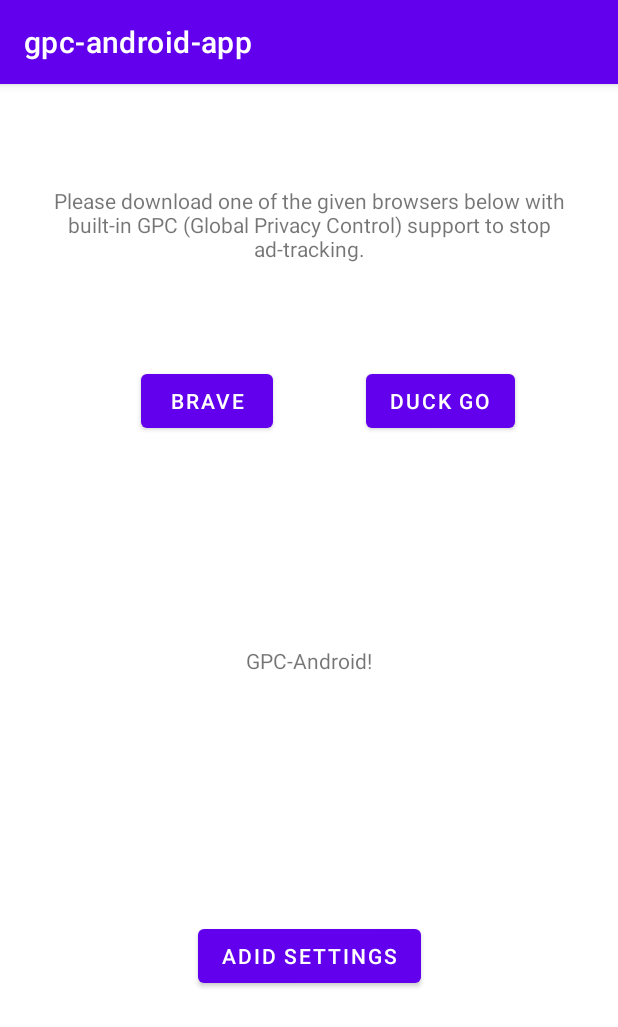
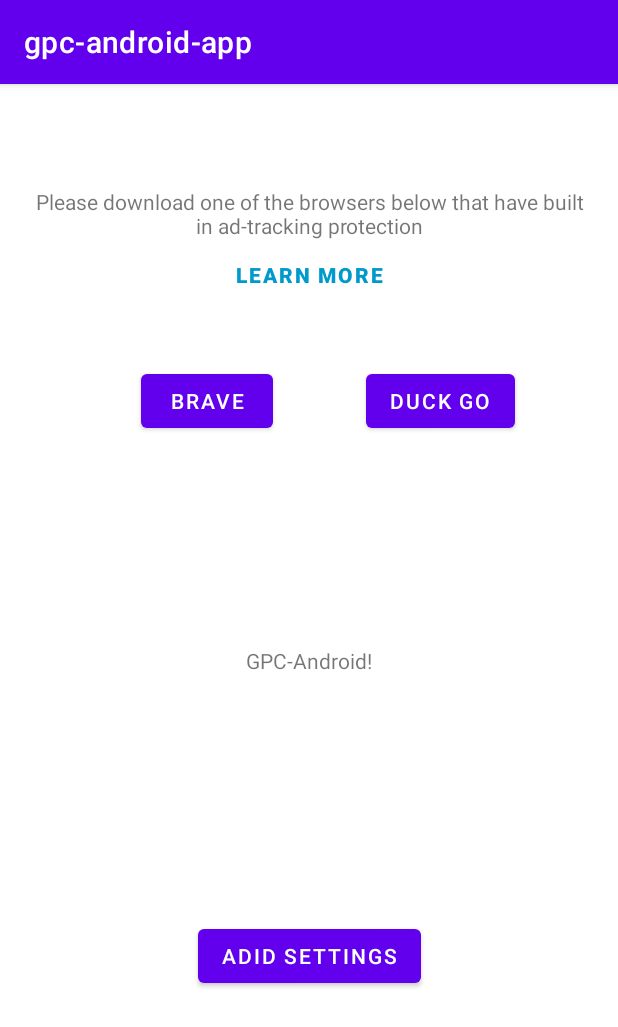
Before and after one commit to privacy-tech-lab/gpc-android, an Android app: the screen it shows after launch (MainActivity), on a phone screen of 412 x 824 dp. Shown: the top 1027 px of the screen. Run offline under Robolectric (Android 15) with nearby library versions, the phone set to English and light mode, and no system bars; our stand-ins replace AdMob.

Commit message:
Updated explanation for GPC-browsers

```diff
--- a/gpc-android-app/app/src/main/res/layout/activity_main.xml
+++ b/gpc-android-app/app/src/main/res/layout/activity_main.xml
@@ -55,11 +55,30 @@
         android:layout_width="wrap_content"
         android:layout_height="wrap_content"
         android:paddingHorizontal="20dp"
-        android:text="Please download one of the given browsers below with built-in GPC (Global Privacy Control) support to stop ad-tracking."
+        android:text= "Please download one of the browsers below that have built in ad-tracking protection"
         android:textAlignment="center"
         app:layout_constraintBottom_toTopOf="@+id/brave_btn"
         app:layout_constraintEnd_toEndOf="parent"
         app:layout_constraintStart_toStartOf="parent"
-        app:layout_constraintTop_toTopOf="parent" />
+        app:layout_constraintTop_toTopOf="parent"
+        app:layout_constraintVertical_bias="0.45" />
+
+    <Button
+        android:id="@+id/learn_more_button"
+        android:layout_width="wrap_content"
+        android:layout_height="wrap_content"
+        android:background="@android:color/transparent"
+        android:includeFontPadding="false"
+        android:paddingLeft="0dp"
+        android:paddingTop="0dp"
+        android:paddingRight="0dp"
+        android:paddingBottom="0dp"
+        android:text="Learn More"
+        android:textColor="@android:color/holo_blue_dark"
+        android:textStyle="bold"
+        app:layout_constraintEnd_toEndOf="parent"
+        app:layout_constraintStart_toStartOf="parent"
+        app:layout_constraintTop_toBottomOf="@+id/browser_instructions" />
+
 
 </androidx.constraintlayout.widget.ConstraintLayout>
```
Also changed, not shown: gpc-android-app/app/src/main/java/com/example/gpc_android_app/MainActivity.java (+28 -1 lines).
